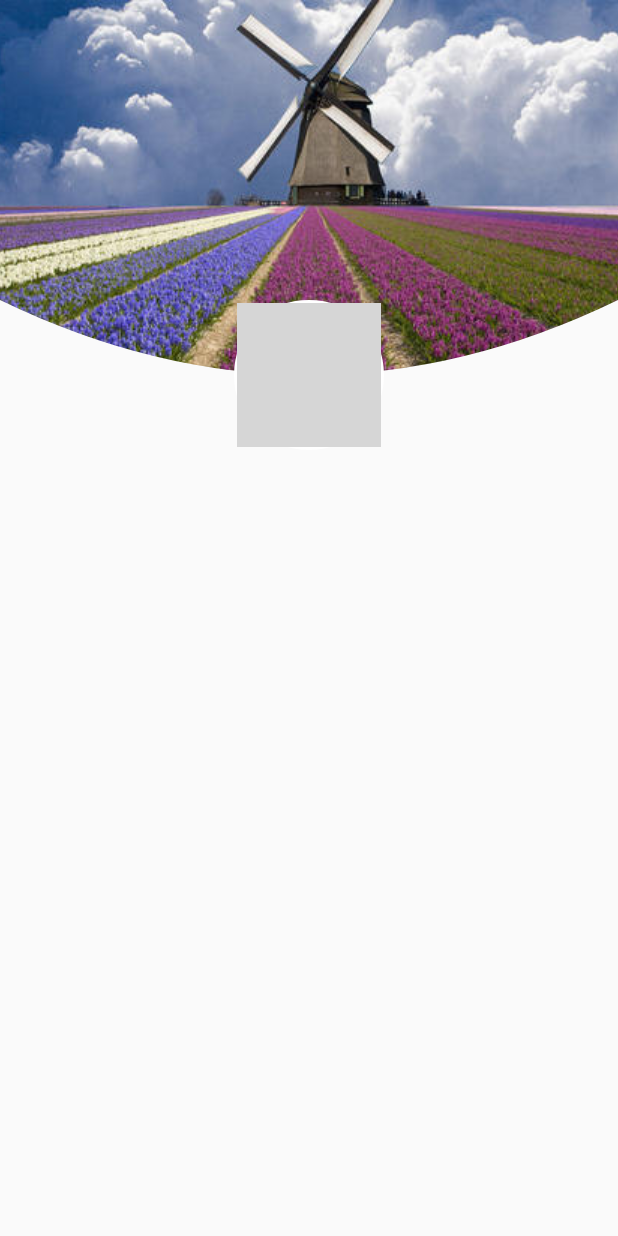
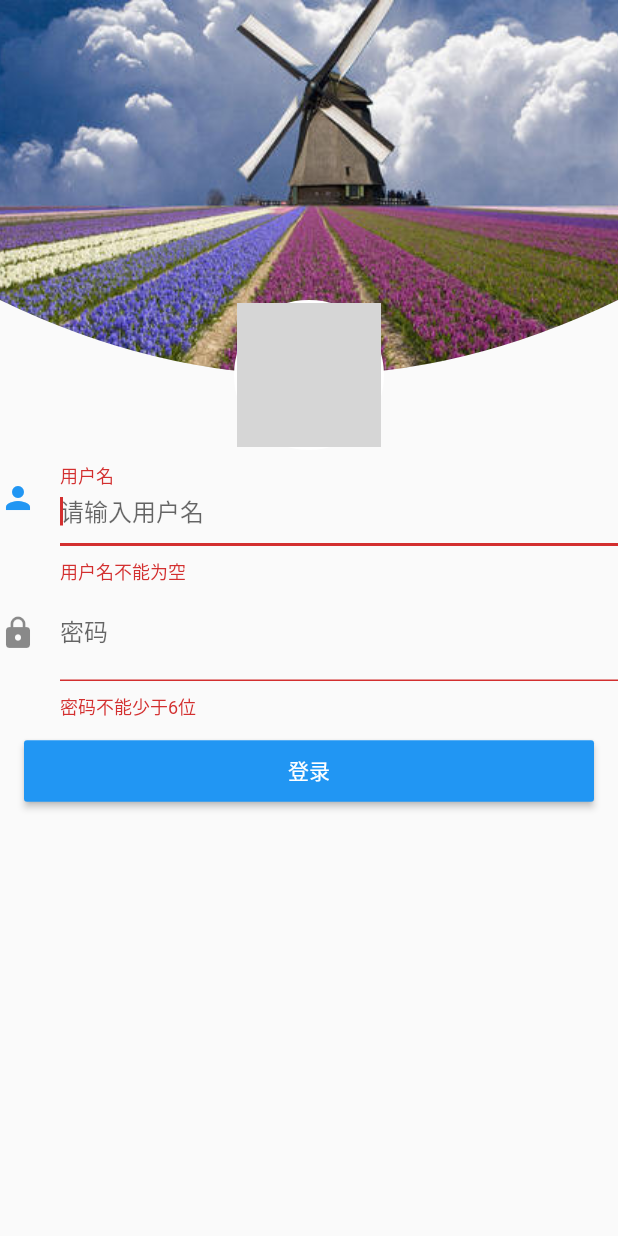
Before and after one commit to jdhdevelop/wanandroid_flutter, a Flutter app: the screen it shows after launch, on a phone screen of 412 x 824 dp. Run offline on Flutter 3.47's test engine with Material 2 defaults, Android fonts, the phone set to English and light mode, and no system bars; our stand-ins replace dio, event_bus, flutter_spinkit, fluttertoast; missing offline and left inert: flutter_picker; network calls fail; grey boxes are pictures that could not be loaded.

Commit message:
增加登录页面UI

```diff
--- a/lib/page/login_page.dart
+++ b/lib/page/login_page.dart
@@ -13,8 +13,9 @@ class LoginPage extends StatefulWidget {
 }
 
 class _LoginPage extends State<LoginPage> {
-  final GlobalKey<ScaffoldState> _scaffoldKey = GlobalKey<ScaffoldState>();
-
+  GlobalKey _formKey= new GlobalKey<FormState>();
+  TextEditingController _unameController = TextEditingController();
+  TextEditingController _pwdController = TextEditingController();
   @override
   void initState() {
     super.initState();
@@ -23,6 +24,7 @@ class _LoginPage extends State<LoginPage> {
   @override
   Widget build(BuildContext context) {
     return Scaffold(
+        resizeToAvoidBottomPadding: false,
         body: Column(
           mainAxisSize: MainAxisSize.max,
           children: <Widget>[
@@ -33,7 +35,72 @@ class _LoginPage extends State<LoginPage> {
                   'https://pics1.baidu.com/feed/4b90f603738da9770d648fff72572d1f8718e3ac.jpeg?token=125819beac8b93c77627177f8b424bc9'),
               controlPointHeight: 100.0,
             ),
-
+            Form(
+              key: _formKey,//设置globalKey，用于后面获取FormState
+              autovalidate: true,//开启自动校验
+              onChanged: (){},
+              child: Column(
+                children: <Widget>[
+                  TextFormField(
+                    autofocus: true,
+                    controller: _unameController,
+                    decoration: InputDecoration(
+                      labelText: "用户名",
+                      hintText: "请输入用户名",
+                      icon: Icon(Icons.person),
+                    ),
+                    validator: (v){
+                      return v.trim().length>0?null:"用户名不能为空";
+                    },
+                  ),
+                  TextFormField(
+                    controller: _pwdController,
+                    decoration: InputDecoration(
+                      labelText: "密码",
+                      hintText: "请输入密码",
+                      icon: Icon(Icons.lock),
+                    ),
+                    validator: (v){
+                      return v.trim().length>5?null:"密码不能少于6位";
+                    },
+                  ),
+                  Padding(
+                    padding: EdgeInsets.only(top: 10,left: 16,right: 16),
+                    child: Row(
+                      children: <Widget>[
+                        Expanded(
+                          child: Builder(
+                            builder: (context){
+                              return RaisedButton(
+                                child: Text('登录'),
+                                padding: EdgeInsets.all(10),
+                                color: Theme.of(context).primaryColor,
+                                textColor: Colors.white,
+                                onPressed: (){
+                                  // 通过_formKey.currentState 获取FormState后，
+                                  // 调用validate()方法校验用户名密码是否合法，校验
+                                  // 通过后再提交数据。
+                                  if(Form.of(context).validate()){
+                                    //验证通过提交数据
+                                    var username = _unameController.text;
+                                    var pwd = _pwdController.text;
+                                    if(username=='jdh'&&pwd=='123456'){
+                                      CommonUtils.showToast(msg: '登录成功！');
+                                    }else{
+                                      CommonUtils.showToast(msg: '登录失败！');
+                                    }
+                                  }
+                                },
+                              );
+                            },
+                          ),
+                        )
+                      ],
+                    ),
+                  ),
+                ],
+              ),
+            ),
           ],
         ),
     );
```
